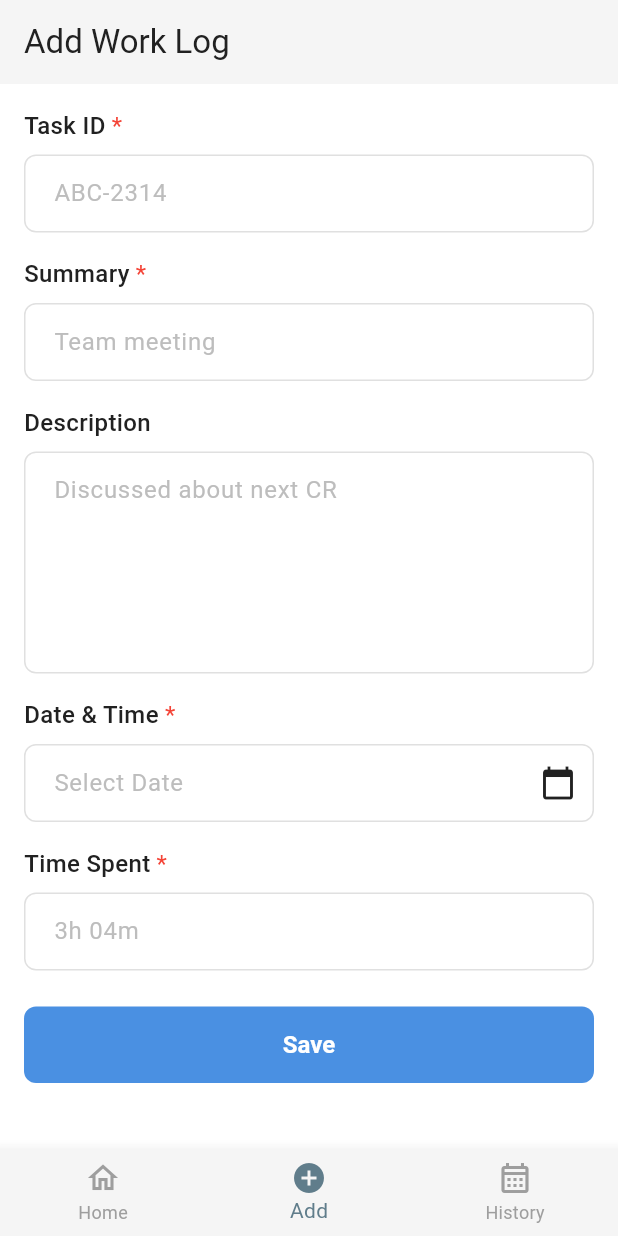
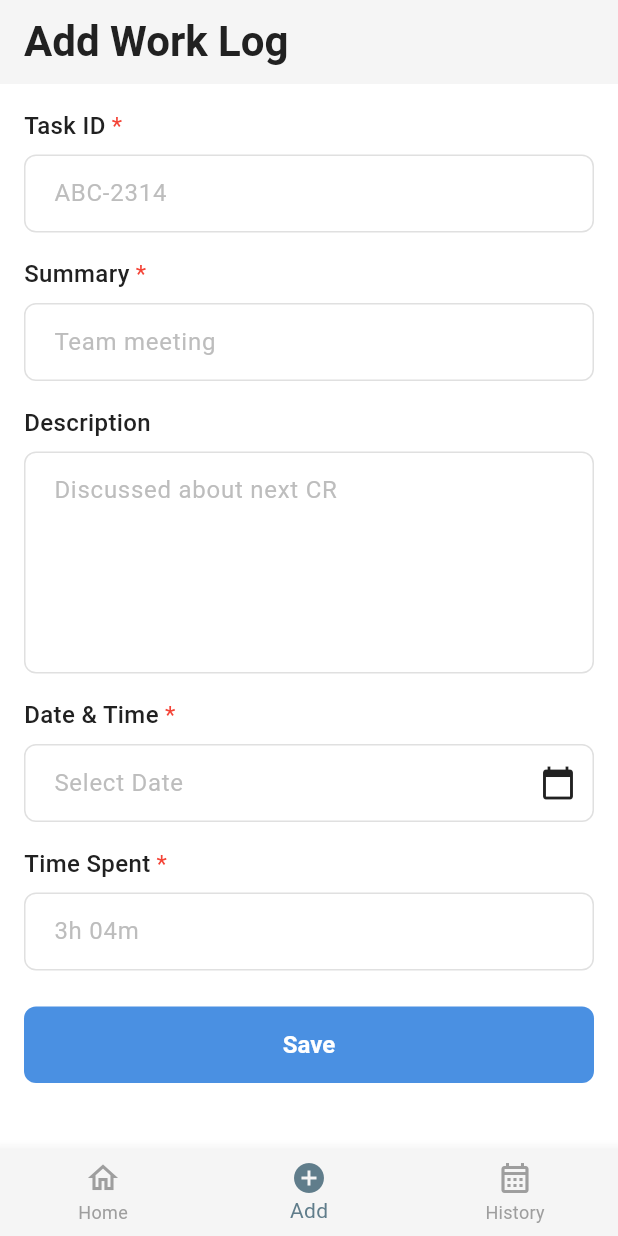
Before and after one commit to AminduSasanka/flutter_time_tracker, a Flutter app: the screen it shows after launch, item 2 of the bottom bar chosen, on a phone screen of 412 x 824 dp. Run offline on Flutter 3.47's test engine with Material 3 defaults, Android fonts, the phone set to English and light mode, and no system bars; our stand-ins replace dio, flutter_riverpod, flutter_secure_storage, go_router, multiple_result, shared_preferences and 1 more; missing offline and left inert: dio_http_formatter; accounts and stored records are empty.

Commit message:
fixed add work log screen title styles

```diff
--- a/lib/presentation/features/add_worklog/screens/add_worklog_screen.dart
+++ b/lib/presentation/features/add_worklog/screens/add_worklog_screen.dart
@@ -1,6 +1,7 @@
 import 'package:flutter/material.dart';
 import 'package:flutter_riverpod/flutter_riverpod.dart';
 import 'package:flutter_time_tracker/core/DI/controller_providers.dart';
+import 'package:flutter_time_tracker/core/theme/text_styles.dart';
 import 'package:flutter_time_tracker/presentation/features/add_worklog/widgets/add_work_log_widget.dart';
 import 'package:flutter_time_tracker/presentation/features/history/screens/history_screen.dart';
 import 'package:flutter_time_tracker/presentation/shared/layouts/main_layout.dart';
@@ -91,7 +92,7 @@ class _AddWorklogScreenState extends ConsumerState<AddWorklogScreen> {
     }
 
     return Scaffold(
-      appBar: AppBar(title: Text('Add Work Log')),
+      appBar: AppBar(title: Text('Add Work Log', style: TextStyles.appBarTitle)),
       body: AddWorkLogWidget(
         state: screenState,
         taskIdController: _taskIdController,
```
